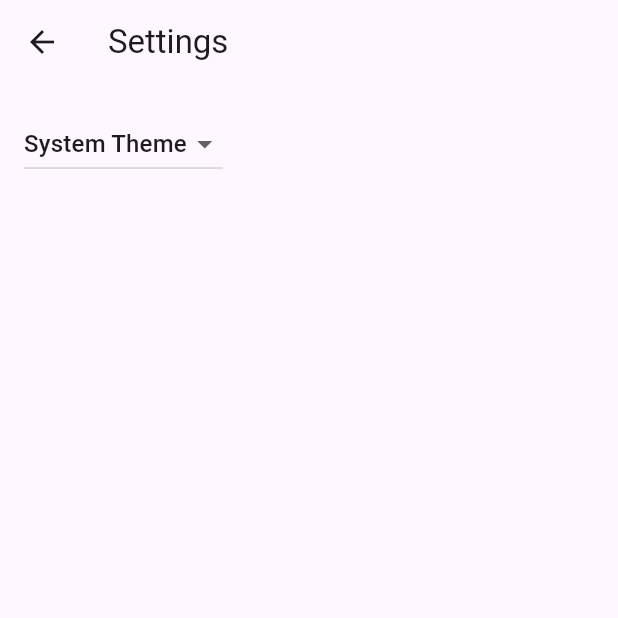
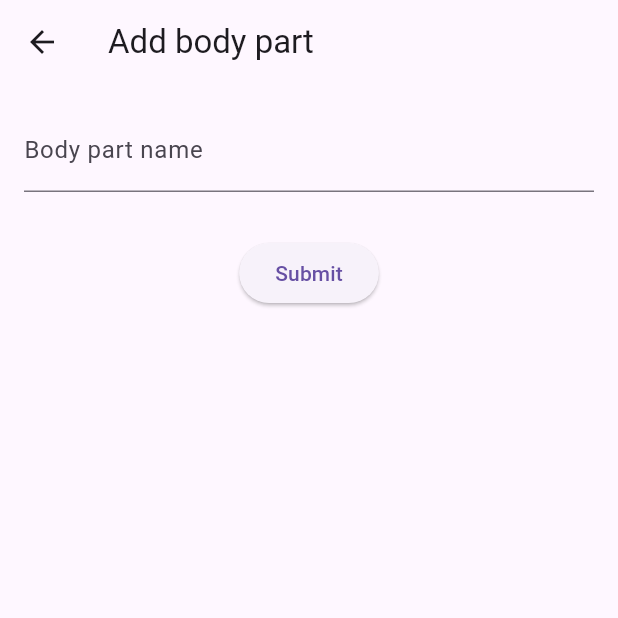
Before and after one commit to glowacz/flutter_workout_tracker, a Flutter app: the screen it shows after launch, after a tap on the "add" icon, on a phone screen of 412 x 824 dp, the top half of it. Run offline on Flutter 3.47's test engine with Material 3 defaults, Android fonts, the phone set to English and light mode, and no system bars; our stand-ins replace audioplayers, fl_chart, shared_preferences; generated files the repository leaves out were written again.

Commit message:
adding body part

```diff
--- a/lib/main.dart
+++ b/lib/main.dart
@@ -15,7 +15,7 @@ Future main() async {
 
   WidgetsFlutterBinding.ensureInitialized();
 
-  SharedPreferences prefs = await SharedPreferences.getInstance(); prefs.clear();
+  // SharedPreferences prefs = await SharedPreferences.getInstance(); prefs.clear();
 
   // await Firebase.initializeApp();
 
--- a/lib/src/app.dart
+++ b/lib/src/app.dart
@@ -4,6 +4,7 @@ import 'package:flutter_localizations/flutter_localizations.dart';
 import 'package:flutter_workout_tracker/src/body_parts/body_part_model.dart';
 import 'package:flutter_workout_tracker/src/body_parts/body_parts_list_view.dart';
 
+import 'body_parts/add_body_part_view.dart';
 import 'settings/settings_controller.dart';
 import 'settings/settings_view.dart';
 
@@ -100,6 +101,7 @@ class MyApp extends StatelessWidget {
           routes: {
             BodyPartListView.routeName: (context) => BodyPartListView(bodyParts: bodyParts),
             SettingsView.routeName: (context) => SettingsView(controller: settingsController),
+            AddBodyPartForm.routeName: (context) => AddBodyPartForm(),
           },
         );
       },
--- /dev/null
+++ b/lib/src/body_parts/add_body_part_view.dart
@@ -0,0 +1,88 @@
+import 'package:flutter/material.dart';
+import 'package:flutter_workout_tracker/src/body_parts/body_part_model.dart';
+import 'package:flutter_workout_tracker/src/body_parts/body_parts_list_view.dart';
+
+// Define a custom Form widget.
+class AddBodyPartForm extends StatefulWidget {
+  const AddBodyPartForm({super.key});
+
+  static const routeName = '/add_body_part';
+
+  @override
+  AddBodyPartFormState createState() {
+    return AddBodyPartFormState();
+  }
+}
+
+// Define a corresponding State class.
+// This class holds data related to the form.
+class AddBodyPartFormState extends State<AddBodyPartForm> {
+  // Create a global key that uniquely identifies the Form widget
+  // and allows validation of the form.
+  //
+  // Note: This is a `GlobalKey<FormState>`,
+  // not a GlobalKey<MyCustomFormState>.
+  final _formKey = GlobalKey<FormState>();
+
+  String? _exerciseName;
+
+  @override
+  Widget build(BuildContext context) {
+    // Build a Form widget using the _formKey created above.
+    return Scaffold(
+      appBar: AppBar(
+        title: const Text('Add body part'),
+      ),
+      body: Padding(
+        padding: const EdgeInsets.all(16),
+        child:Form(
+          key: _formKey,
+          child: Column(
+            children: <Widget>[
+              // Add TextFormFields and ElevatedButton here.
+              TextFormField(
+                decoration: const InputDecoration(
+                  labelText: 'Body part name', // Label text goes here
+                ),
+                // The validator receives the text that the user has entered.
+                validator: (value) {
+                  if (value == null || value.isEmpty) {
+                    return 'Please enter some text';
+                  }
+                  return null;
+                },
+                onSaved: (String? value) {
+                  _exerciseName = value;
+                },
+              ),
+              SizedBox(height: 30),
+              ElevatedButton(
+                onPressed: () {
+                  // Validate returns true if the form is valid, or false otherwise.
+                  if (_formKey.currentState!.validate()) {
+                    // If the form is valid, display a snackbar. In the real world,
+                    // you'd often call a server or save the information in a database.
+                    _formKey.currentState!.save();
+                    ScaffoldMessenger.of(context).showSnackBar(
+                      SnackBar(content: Text('${_exerciseName!} added')),
+                    );
+
+                    bodyParts.add(BodyPart(name: _exerciseName!, exercises: []));
+                    Navigator.push(
+                      context,
+                      MaterialPageRoute(
+                        builder: (context) =>
+                            BodyPartListView(bodyParts: bodyParts),
+                      ),
+                    );
+                  }
+                },
+                child: const Text('Submit'),
+              ),
+            ],
+          ),
+        )
+      )
+    );
+  }
+}
--- a/lib/src/body_parts/body_parts_list_view.dart
+++ b/lib/src/body_parts/body_parts_list_view.dart
@@ -1,4 +1,5 @@
 import 'package:flutter/material.dart';
+import 'package:flutter_workout_tracker/src/body_parts/add_body_part_view.dart';
 import 'package:flutter_workout_tracker/src/body_parts/body_part_model.dart';
 import 'package:flutter_workout_tracker/src/body_parts/excercise_list_view.dart';
 import 'package:flutter_workout_tracker/src/settings/settings_view.dart';
@@ -20,17 +21,17 @@ class BodyPartListView extends StatelessWidget {
         title: const Text('Body Parts'),
         actions: [
           IconButton(
+            icon: const Icon(Icons.add),
+            onPressed: () {
+              Navigator.restorablePushNamed(context, AddBodyPartForm.routeName);
+            },
+          ),
+          IconButton(
             icon: const Icon(Icons.settings),
             onPressed: () {
               // Navigate to the settings page. If the user leaves and returns
               // to the app after it has been killed while running in the
               // background, the navigation stack is restored.
-              Navigator.restorablePushNamed(context, SettingsView.routeName);
-            },
-          ),
-          IconButton(
-            icon: const Icon(Icons.add),
-            onPressed: () {
               Navigator.restorablePushNamed(context, SettingsView.routeName);
             },
           ),
```
